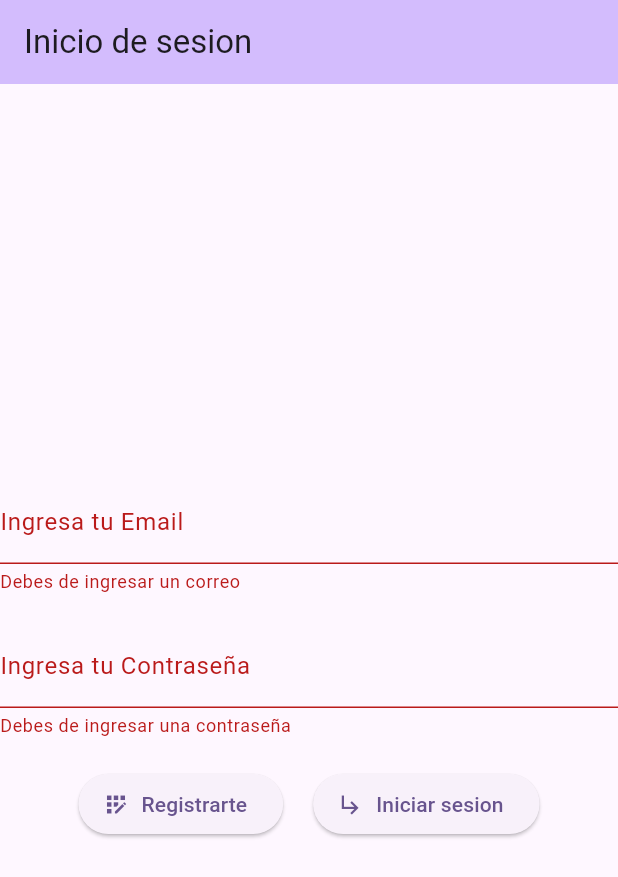
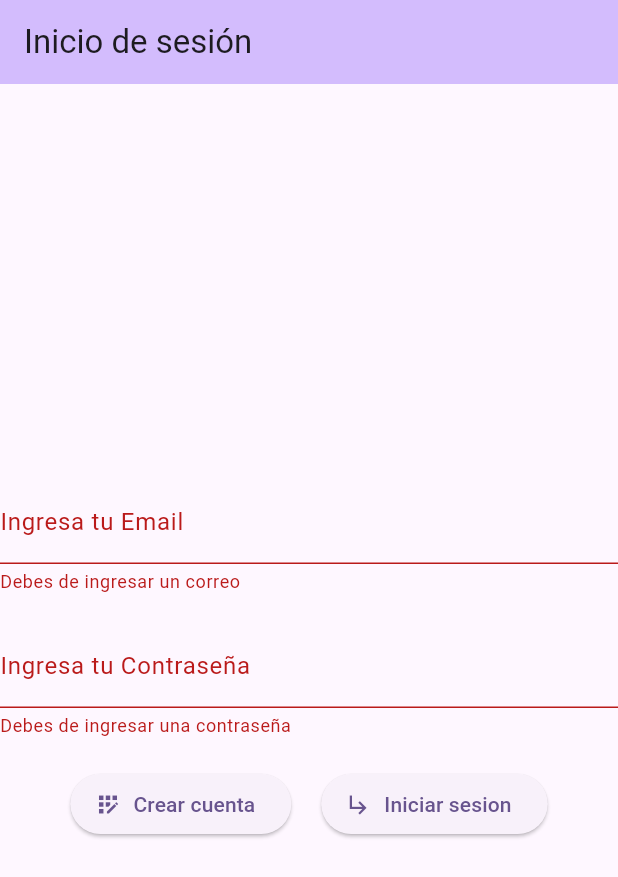
Before and after one commit to RubenAguilar/Examen_Parcial1, a Flutter app: the screen it shows after launch, after a tap on "Iniciar sesion", on a phone screen of 412 x 824 dp. Shown: the top 877 px of the screen. Run offline on Flutter 3.47's test engine with Material 3 defaults, Android fonts, the phone set to English and light mode, and no system bars.

Commit message:
cambios minimos

```diff
--- a/lib/screen/StatelessWidget.dart
+++ b/lib/screen/StatelessWidget.dart
@@ -4,11 +4,11 @@ import 'package:flutter/material.dart';
 class MyApp extends StatelessWidget {
   const MyApp({super.key});
 
-  // This widget is the root of your application.
   @override
   Widget build(BuildContext context) {
     return MaterialApp(
-      title: 'Flutter Demo',
+      debugShowCheckedModeBanner: false,
+      title: 'Primer parcial',
       theme: ThemeData(
         colorScheme: ColorScheme.fromSeed(seedColor: Colors.deepPurple),
         useMaterial3: true,
--- a/lib/screen/login.dart
+++ b/lib/screen/login.dart
@@ -15,7 +15,7 @@ class _MyLoginState extends State<MyLogin> {
     return Scaffold(
       appBar: AppBar(
         backgroundColor: Theme.of(context).colorScheme.inversePrimary,
-        title: const Text('Inicio de sesion'),
+        title: const Text('Inicio de sesión'),
       ),
       body: Form(
         key: _formKey,
@@ -46,7 +46,7 @@ class _MyLoginState extends State<MyLogin> {
               decoration: const InputDecoration(
                 labelText: 'Ingresa tu Contraseña',
               ),
-              obscureText: true, // Para ocultar la contraseña
+              obscureText: true,
             ),
             const SizedBox(height: 20.0),
             Row(
@@ -60,16 +60,14 @@ class _MyLoginState extends State<MyLogin> {
             );
                 },
                 icon: const Icon(Icons.app_registration),
-                label: const Text('Registrarte'),
+                label: const Text('Crear cuenta'),
               ),
               const SizedBox(height: 20.0,width: 20.0,),
             ElevatedButton.icon(
               onPressed: () {
                   if (_formKey.currentState!.validate()) {
-                  // If the form is valid, display a snackbar. In the real world,
-                  // you'd often call a server or save the information in a database.
                   ScaffoldMessenger.of(context).showSnackBar(
-                    const SnackBar(content: Text('Processing Data')),
+                    const SnackBar(content: Text('Procesando información')),
                   );
                    Navigator.push(
                   context,
--- a/lib/screen/registerForm.dart
+++ b/lib/screen/registerForm.dart
@@ -14,6 +14,7 @@ class _MyRegisterFormState extends State<RegisterForm> {
   Widget build(BuildContext context) {
     return Scaffold(
       appBar: AppBar(
+        automaticallyImplyLeading: false,
         backgroundColor: Theme.of(context).colorScheme.inversePrimary,
         title: const Text('Formulario de registro'),
       ),
@@ -66,8 +67,6 @@ class _MyRegisterFormState extends State<RegisterForm> {
             ElevatedButton.icon(
               onPressed: () {
                 if (_formKey.currentState!.validate()) {
-                  // If the form is valid, display a snackbar. In the real world,
-                  // you'd often call a server or save the information in a database.
                   ScaffoldMessenger.of(context).showSnackBar(
                     const SnackBar(content: Text('Processing Data')),
                   );
--- a/lib/screen/succes.dart
+++ b/lib/screen/succes.dart
@@ -8,6 +8,7 @@ class HomePage extends StatelessWidget {
   Widget build(BuildContext context) {
     return Scaffold(
       appBar: AppBar(
+        automaticallyImplyLeading: false,
         title: const Text('Home'),
       ),
       body: Center(
```
